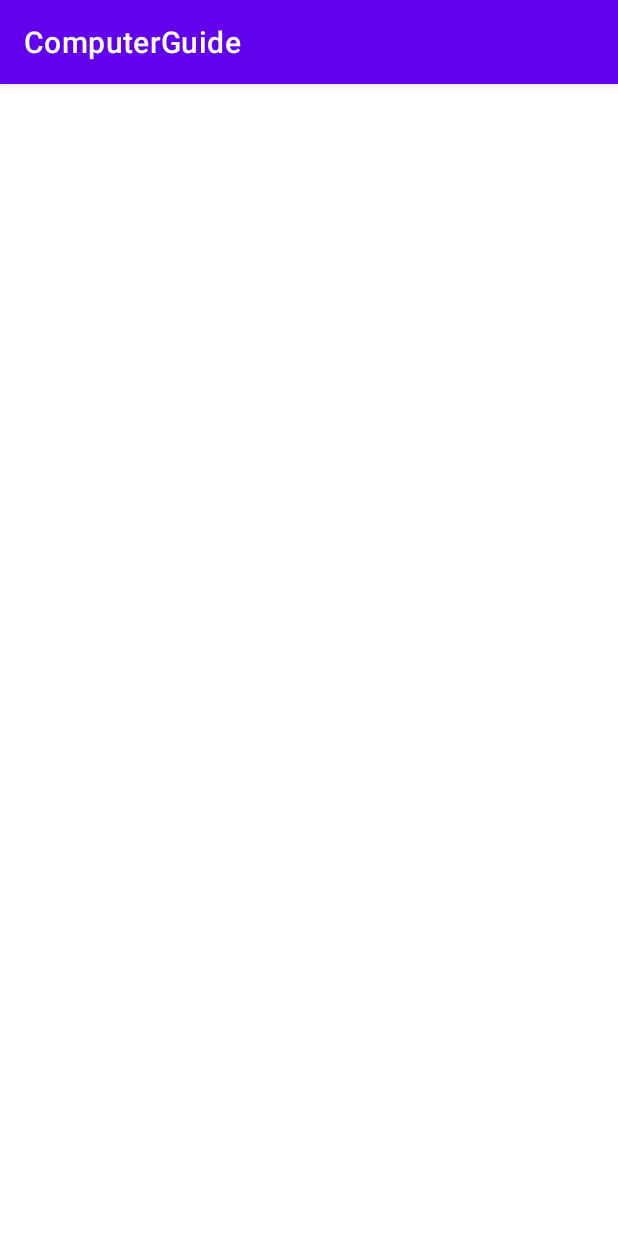
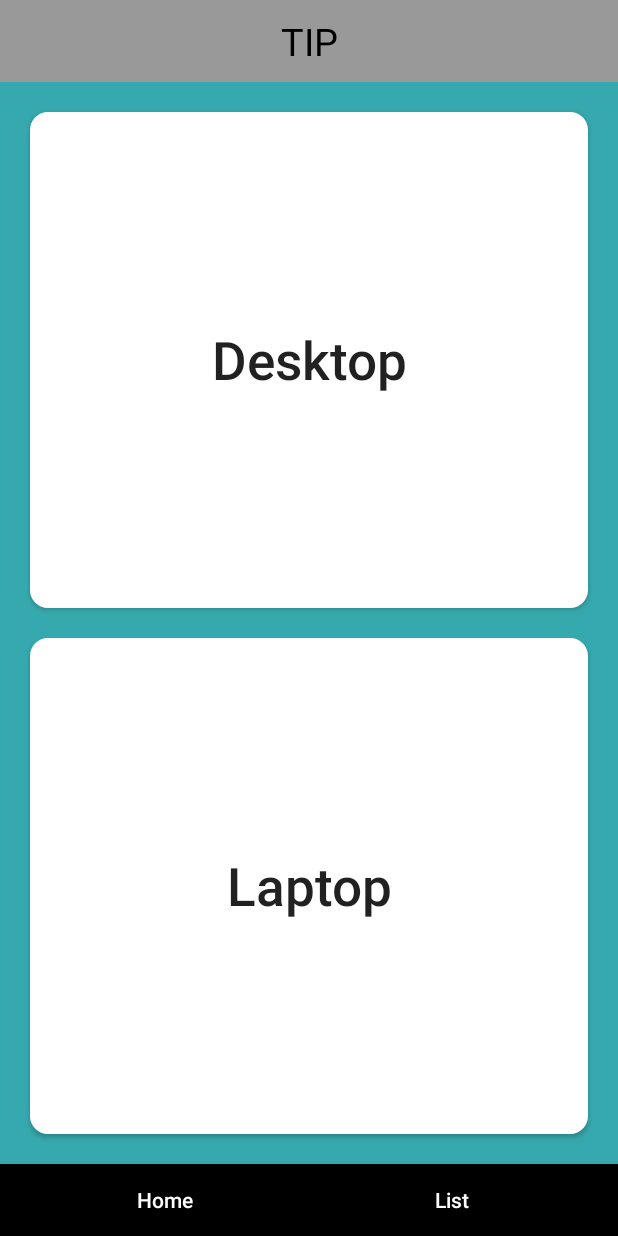
Before and after one commit to DecisionDisorder/ComputerGuide, an Android app: the screen it shows after launch (MainActivity), on a phone screen of 412 x 824 dp. Run offline under Robolectric (Android 15) with nearby library versions, the phone set to English and light mode, and no system bars.

Commit message:
220502-first_ui

```diff
--- a/build.gradle
+++ b/build.gradle
@@ -32,6 +32,7 @@ dependencies {
     implementation 'androidx.appcompat:appcompat:1.4.1'
     implementation 'com.google.android.material:material:1.5.0'
     implementation 'androidx.constraintlayout:constraintlayout:2.1.3'
+    implementation 'androidx.legacy:legacy-support-v4:1.0.0'
     testImplementation 'junit:junit:4.13.2'
     androidTestImplementation 'androidx.test.ext:junit:1.1.3'
     androidTestImplementation 'androidx.test.espresso:espresso-core:3.4.0'
--- /dev/null
+++ b/src/main/java/com/threebro/computerguide/BottomBarFragment.java
@@ -0,0 +1,17 @@
+package com.threebro.computerguide;
+
+import android.os.Bundle;
+
+import androidx.fragment.app.Fragment;
+
+import android.view.LayoutInflater;
+import android.view.View;
+import android.view.ViewGroup;
+
+public class BottomBarFragment extends Fragment {
+
+    public View onCreateView(LayoutInflater inflater, ViewGroup container,
+                             Bundle savedInstanceState) {
+        return inflater.inflate(R.layout.fragment_bottom_bar, container, false);
+    }
+}
--- /dev/null
+++ b/src/main/res/drawable/round_button.xml
@@ -0,0 +1,11 @@
+<?xml version="1.0" encoding="utf-8"?>
+<shape xmlns:android="http://schemas.android.com/apk/res/android"
+    android:padding="10dp"
+    android:shape="rectangle">
+    <solid android:color="#ffffff"/>
+    <corners
+        android:bottomLeftRadius="12dp"
+        android:bottomRightRadius="12dp"
+        android:topLeftRadius="12dp"
+        android:topRightRadius="12dp"/>
+</shape>
--- a/src/main/res/layout/activity_main.xml
+++ b/src/main/res/layout/activity_main.xml
@@ -1,7 +1,53 @@
 <?xml version="1.0" encoding="utf-8"?>
-<androidx.constraintlayout.widget.ConstraintLayout xmlns:android="http://schemas.android.com/apk/res/android"
+<LinearLayout xmlns:android="http://schemas.android.com/apk/res/android"
     xmlns:app="http://schemas.android.com/apk/res-auto"
     xmlns:tools="http://schemas.android.com/tools"
     android:layout_width="match_parent"
     android:layout_height="match_parent"
-    tools:context=".MainActivity"/>
+    android:background="#36a9ae"
+    android:orientation="vertical"
+    tools:context=".MainActivity">
+
+    <TextView
+        android:layout_width="match_parent"
+        android:layout_height="wrap_content"
+        android:padding="10dp"
+        android:background="#999999"
+        android:text="TIP"
+        android:textAlignment="center"
+        android:textColor="@color/black"
+        android:textSize="25dp"/>
+
+    <Button
+        android:id="@+id/desktopBtn"
+        android:layout_margin="20dp"
+        android:layout_width="match_parent"
+        android:layout_height="250dp"
+        android:layout_weight="1"
+        android:layout_gravity="center"
+        android:background="@drawable/round_button"
+        android:text="Desktop"
+        android:textSize="35dp"
+        android:textAllCaps="false"/>
+    <Button
+        android:id="@+id/laptopBtn"
+        android:layout_marginLeft="20dp"
+        android:layout_marginRight="20dp"
+        android:layout_marginBottom="20dp"
+        android:layout_width="match_parent"
+        android:layout_height="250dp"
+        android:layout_weight="1"
+        android:layout_gravity="center"
+        android:background="@drawable/round_button"
+        android:text="Laptop"
+        android:textSize="35dp"
+        android:textAllCaps="false"/>
+
+    <fragment
+        android:id="@+id/bottomBarFragment"
+        android:layout_width="match_parent"
+        android:layout_height="wrap_content"
+        android:name="com.threebro.computerguide.BottomBarFragment"/>
+
+
+</LinearLayout>
--- /dev/null
+++ b/src/main/res/layout/fragment_bottom_bar.xml
@@ -0,0 +1,31 @@
+<?xml version="1.0" encoding="utf-8"?>
+<LinearLayout xmlns:android="http://schemas.android.com/apk/res/android"
+    xmlns:tools="http://schemas.android.com/tools"
+    android:layout_width="match_parent"
+    android:layout_height="match_parent"
+    android:id="@+id/bottomBarContainer"
+    tools:context=".BottomBarFragment"
+    android:orientation="horizontal"
+    android:background="@color/black">
+
+    <Button
+        android:layout_width="wrap_content"
+        android:layout_height="wrap_content"
+        android:layout_marginLeft="30dp"
+        android:layout_weight="1"
+        android:background="#00000000"
+        android:text="Home"
+        android:textColor="@color/white"
+        android:textAllCaps="false"/>
+    <Button
+        android:layout_width="wrap_content"
+        android:layout_height="wrap_content"
+        android:layout_marginRight="30dp"
+        android:layout_marginLeft="30dp"
+        android:layout_weight="1"
+        android:background="#00000000"
+        android:text="List"
+        android:textColor="@color/white"
+        android:textAllCaps="false"/>
+
+</LinearLayout>
--- a/src/main/res/values/strings.xml
+++ b/src/main/res/values/strings.xml
@@ -1,3 +1,5 @@
 <resources>
     <string name="app_name">ComputerGuide</string>
+    <!-- TODO: Remove or change this placeholder text -->
+    <string name="hello_blank_fragment">Hello blank fragment</string>
 </resources>
--- a/src/main/res/values/themes.xml
+++ b/src/main/res/values/themes.xml
@@ -1,6 +1,6 @@
 <resources xmlns:tools="http://schemas.android.com/tools">
     <!-- Base application theme. -->
-    <style name="Theme.ComputerGuide" parent="Theme.MaterialComponents.DayNight.DarkActionBar">
+    <style name="Theme.ComputerGuide" parent="Theme.AppCompat.Light">
         <!-- Primary brand color. -->
         <item name="colorPrimary">@color/purple_500</item>
         <item name="colorPrimaryVariant">@color/purple_700</item>
@@ -12,5 +12,7 @@
         <!-- Status bar color. -->
         <item name="android:statusBarColor" tools:targetApi="l">?attr/colorPrimaryVariant</item>
         <!-- Customize your theme here. -->
+        <item name="windowActionBar">false</item>
+        <item name="windowNoTitle">true</item>
     </style>
 </resources>
```
